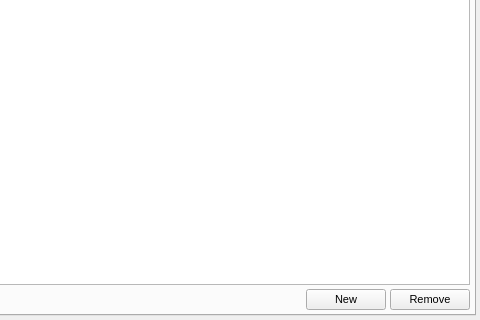
Above: src/gui/mastertermswidget.ui from disorderedmaterials/dissolve before the change; both pictures show x 146 to 626 and y 157 to 477 of the 626 by 477 pixel window. Below: the same form after it.
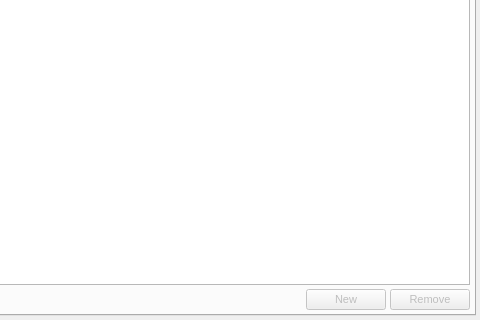
That is the form after the change. The open tabs and pages were chosen to show the change.

```diff
--- a/src/gui/mastertermswidget.ui
+++ b/src/gui/mastertermswidget.ui
@@ -271,6 +271,9 @@
          </item>
          <item>
           <widget class="QPushButton" name="NewAngleTermButton">
+           <property name="enabled">
+            <bool>false</bool>
+           </property>
            <property name="text">
             <string>New</string>
            </property>
@@ -278,6 +281,9 @@
          </item>
          <item>
           <widget class="QPushButton" name="RemoveAngleTermButton">
+           <property name="enabled">
+            <bool>false</bool>
+           </property>
            <property name="text">
             <string>Remove</string>
            </property>
```
Left out of the diff: 106 changed lines with no effect on the pictures.
